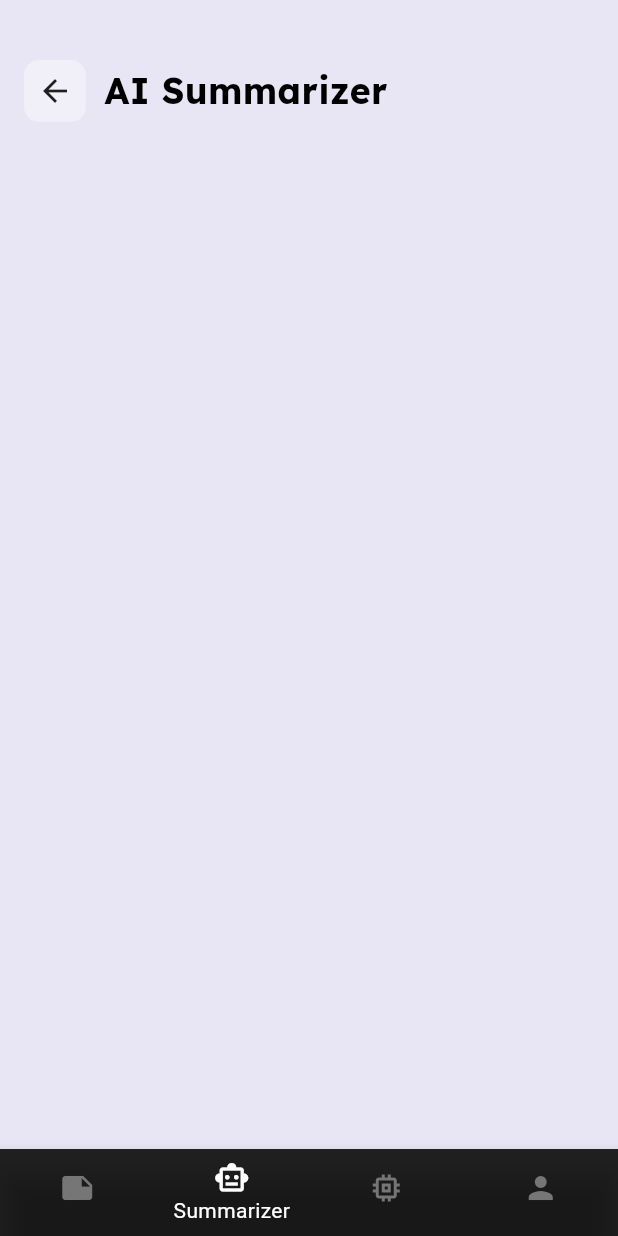
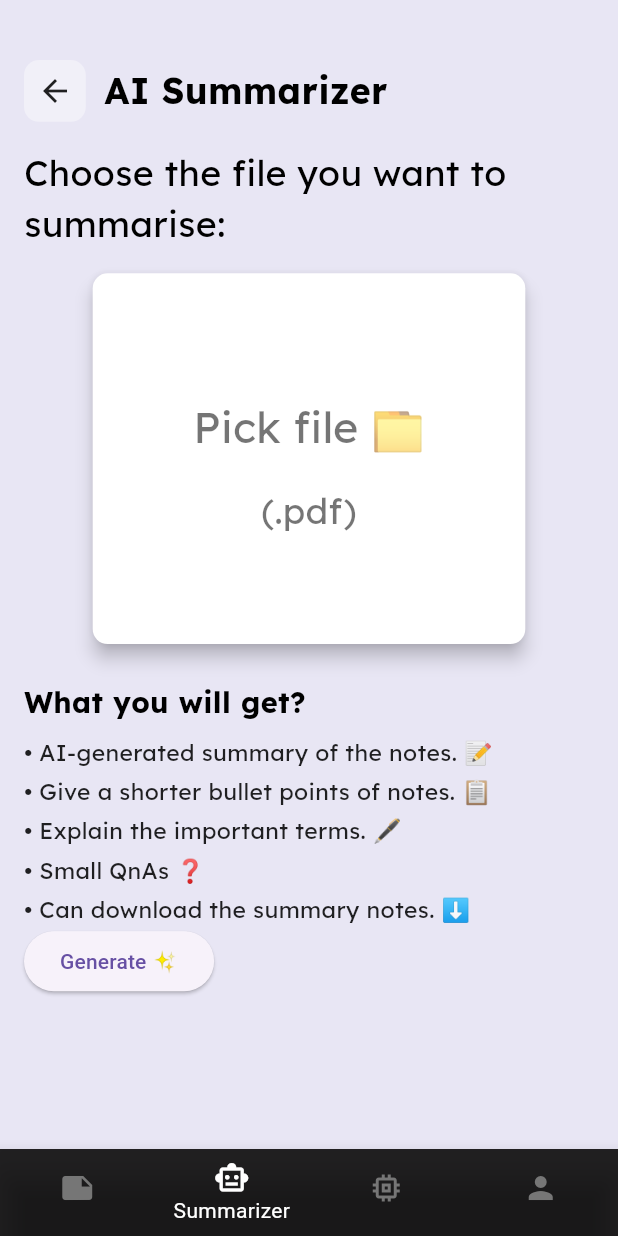
Before and after one commit to Srilochan7/Peanote, a Flutter app: the screen it shows after launch, item 2 of the bottom bar chosen, on a phone screen of 412 x 824 dp. Run offline on Flutter 3.47's test engine with Material 3 defaults, Android fonts, the phone set to English and light mode, and no system bars; our stand-ins replace file_picker, google_fonts, sizer.

Commit message:
some changes in ui

```diff
--- a/client/lib/presentation/ui/summarizer.dart
+++ b/client/lib/presentation/ui/summarizer.dart
@@ -1,3 +1,4 @@
+import 'package:counter_x/presentation/widgets/file_picker.dart';
 import 'package:flutter/material.dart';
 import 'package:google_fonts/google_fonts.dart';
 import 'package:sizer/sizer.dart';
@@ -15,7 +16,9 @@ class Summarizer extends StatelessWidget {
             child: Padding(
               padding: const EdgeInsets.fromLTRB(16, 40, 16, 0),
               child: Column(
+                crossAxisAlignment: CrossAxisAlignment.start, // Aligns text to left
                 children: [
+                  /// Back button and title
                   Row(
                     mainAxisAlignment: MainAxisAlignment.start,
                     children: [
@@ -36,7 +39,7 @@ class Summarizer extends StatelessWidget {
                           ),
                         ),
                       ),
-                      SizedBox(width: 3.w), // Adjust spacing
+                      SizedBox(width: 3.w),
                       Text(
                         "AI Summarizer",
                         style: GoogleFonts.lexend(
@@ -49,7 +52,93 @@ class Summarizer extends StatelessWidget {
                   ),
                   SizedBox(height: 2.h),
 
+                  /// Instruction text (Left-aligned)
+                  Text(
+                    "Choose the file you want to summarise:",
+                    style: GoogleFonts.lexend(
+                      fontSize: 20.sp,
+                      fontWeight: FontWeight.normal,
+                      color: Colors.black,
+                    ),
+                  ),
+                  SizedBox(height: 2.h),
 
+                  /// Centered File Picker
+                  Center(
+                    child: SizedBox(
+                      height: 30.h,
+                      width: 70.w,
+                      child: CustomFilePicker(
+                        onFilePicked: (filePath) {
+                          if (filePath != null) {
+                            print("Selected file path: $filePath");
+                          } else {
+                            print("No file selected!");
+                          }
+                        },
+                      ),
+                    ),
+                  ),
+                  SizedBox(height: 3.h),
+
+                  /// "What you will get" Section (Left-aligned)
+                  Column(
+                    crossAxisAlignment: CrossAxisAlignment.start,
+                    children: [
+                      Text(
+                        "What you will get?",
+                        style: GoogleFonts.lexend(
+                          fontSize: 18.sp,
+                          fontWeight: FontWeight.bold,
+                          color: Colors.black,
+                        ),
+                      ),
+                      SizedBox(height: 1.h),
+                      Text(
+                        "• AI-generated summary of the notes. 📝 ",
+                        style: GoogleFonts.lexend(
+                          fontSize: 16.sp,
+                          color: Colors.black87,
+                        ),
+                      ),
+                      SizedBox(height: 0.5.h),
+                      Text(
+                        "• Give a shorter bullet points of notes. 📋",
+                        style: GoogleFonts.lexend(
+                          fontSize: 16.sp,
+                          color: Colors.black87,
+                        ),
+                      ),
+                      SizedBox(height: 0.5.h),
+                      Text(
+                        "• Explain the important terms. 🖋️",
+                        style: GoogleFonts.lexend(
+                          fontSize: 16.sp,
+                          color: Colors.black87,
+                        ),
+                      ),
+                      SizedBox(height: 0.5.h),
+                      Text(
+                        "• Small QnAs ❓",
+                        style: GoogleFonts.lexend(
+                          fontSize: 16.sp,
+                          color: Colors.black87,
+                        ),
+                      ),
+                      SizedBox(height: 0.5.h),
+                      Text(
+                        "• Can download the summary notes. ⬇️ ",
+                        style: GoogleFonts.lexend(
+                          fontSize: 16.sp,
+                          color: Colors.black87,
+                        ),
+                      ),
+
+                      ElevatedButton(onPressed: (){
+
+                      }, child: Text("Generate ✨"))
+                    ],
+                  ),
                 ],
               ),
             ),
--- a/client/lib/presentation/widgets/file_picker.dart
+++ b/client/lib/presentation/widgets/file_picker.dart
@@ -1,20 +1,82 @@
+import 'package:file_picker/file_picker.dart';
 import 'package:flutter/material.dart';
+import 'package:google_fonts/google_fonts.dart';
 import 'package:sizer/sizer.dart';
 
-class FilePickerWidget extends StatefulWidget {
-  const FilePickerWidget({super.key});
+class CustomFilePicker extends StatefulWidget {
+  final Function(String?) onFilePicked;
+
+  const CustomFilePicker({super.key, required this.onFilePicked});
 
   @override
-  State<FilePickerWidget> createState() => _FilePickerWidgetState();
+  State<CustomFilePicker> createState() => _CustomFilePickerState();
 }
 
-class _FilePickerWidgetState extends State<FilePickerWidget> {
+class _CustomFilePickerState extends State<CustomFilePicker> {
+  String? fileName;
+
+  Future<void> pickFile() async {
+    try {
+      FilePickerResult? result = await FilePicker.platform.pickFiles();
+
+      if (result == null || result.files.single.path == null) {
+        print("No file selected!");
+        return;
+      }
+
+      String fullFileName = result.files.single.name;
+      String extension = fullFileName.split('.').last;
+      String shortName = fullFileName.length > 5
+          ? "${fullFileName.substring(0, 5)}... .$extension"
+          : fullFileName;
+
+      setState(() {
+        fileName = shortName;
+      });
+
+      String filePath = result.files.single.path!;
+      print("Selected file: $filePath");
+      widget.onFilePicked(filePath);
+    } catch (e) {
+      print("File picking error: $e");
+    }
+  }
+
   @override
   Widget build(BuildContext context) {
-    return Sizer(
-      builder: (context, orientation, deviceType){
-        return
-      }
+    return SizedBox(
+      child: ElevatedButton(
+
+                              onPressed: (){},
+                            style: ElevatedButton.styleFrom(
+                              shape: RoundedRectangleBorder(
+                                borderRadius: BorderRadius.circular(10)
+                              ),
+                              backgroundColor: Colors.white,
+                              elevation: 5,
+
+                            ),
+                            child: Column(
+                              children: [
+                                SizedBox(height: 10.h,),
+                                Text("Pick file 📁",
+                                style: GoogleFonts.lexend(
+                                fontSize: 22.sp,
+                                fontWeight: FontWeight.normal,
+                                color: Colors.black54,
+                                                        ),
+                                ),
+                                SizedBox(height: 2.h,),
+                                Text("(.pdf)",
+                                style: GoogleFonts.lexend(
+                                fontSize: 20.sp,
+                                fontWeight: FontWeight.normal,
+                                color: Colors.black54,
+                                                        ),
+                                )
+                              ],
+                            )
+                            ),
     );
   }
 }
```
Also changed, not shown: 4 other files.
